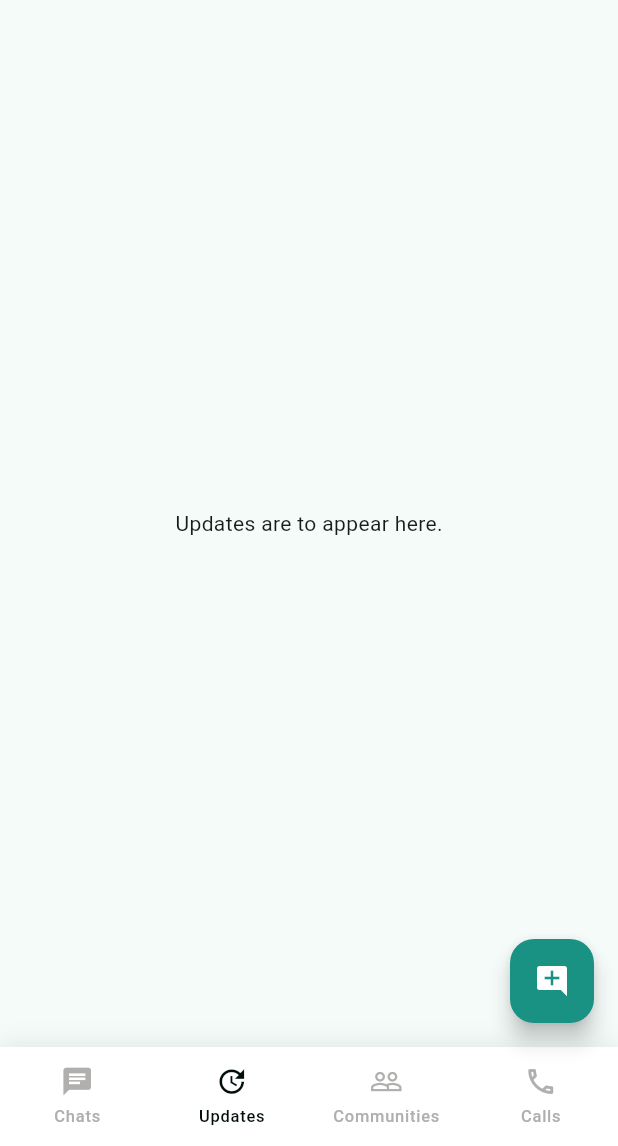
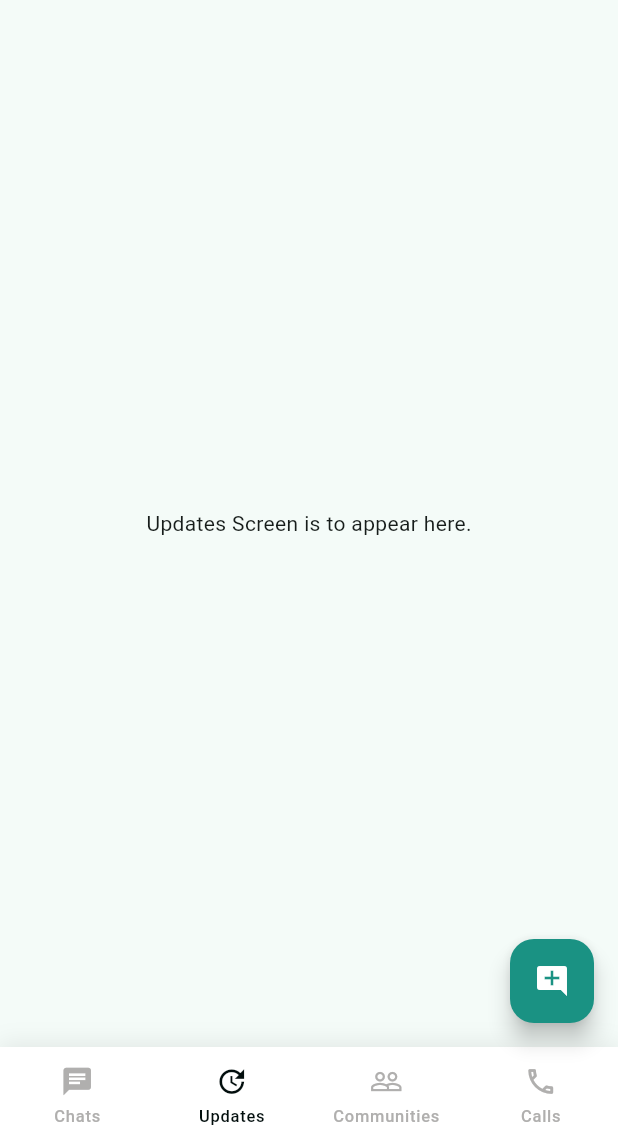
Before and after one commit to CodeWithCrescent/WhatsApp-clone, a Flutter app: the screen it shows after launch, item 2 of the bottom bar chosen, on a phone screen of 412 x 824 dp, the part 90-1236 px from its top. Run offline on Flutter 3.47's test engine with Material 3 defaults, Android fonts, the phone set to English and light mode, and no system bars; our stand-ins replace awesome_bottom_bar, hexcolor.

Commit message:
Update comments for future development

```diff
--- a/lib/screens/updates_screen.dart
+++ b/lib/screens/updates_screen.dart
@@ -6,7 +6,7 @@ class Updates extends StatelessWidget {
   @override
   Widget build(BuildContext context) {
     return const Center(
-      child: Text("Updates are to appear here."),
+      child: Text("Updates Screen is to appear here."),
     );
   }
 }
```
